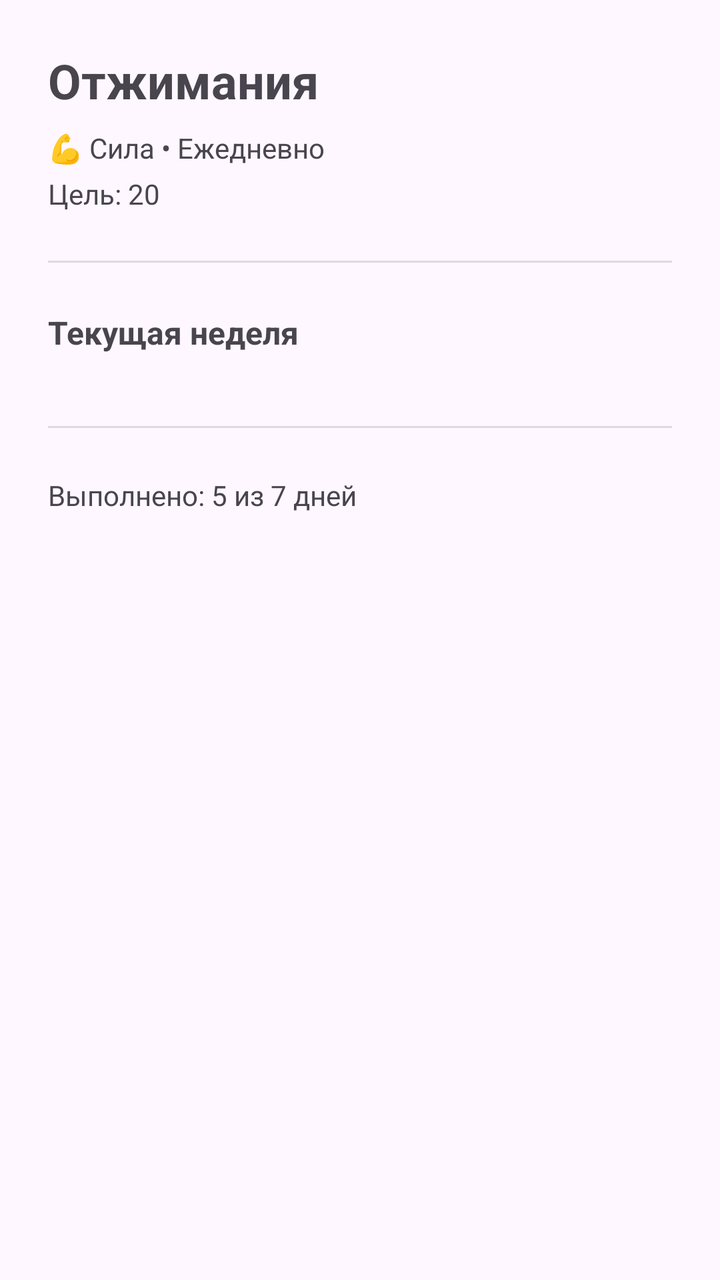
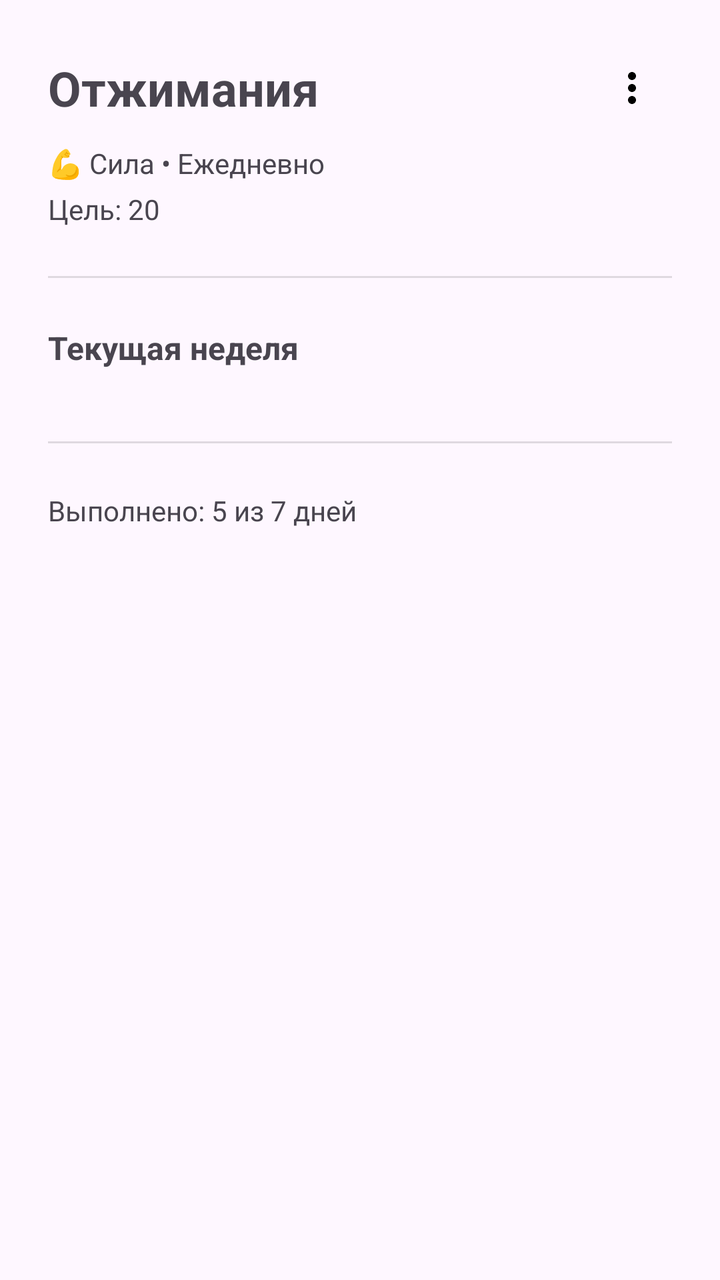

Screens rendered from an Android XML layout before and after an edit, with the pre-edit source and the edit as a unified diff.
<!-- AndroidManifest.xml: application theme Theme.YourUpgrade -->
<!-- res/layout/fragment_habit_detail.xml -->
<?xml version="1.0" encoding="utf-8"?>
<ScrollView
    xmlns:android="http://schemas.android.com/apk/res/android"
    xmlns:app="http://schemas.android.com/apk/res-auto"
    android:layout_width="match_parent"
    android:layout_height="match_parent">

    <LinearLayout
        android:layout_width="match_parent"
        android:layout_height="wrap_content"
        android:orientation="vertical"
        android:padding="24dp">

        
        <TextView
            android:id="@+id/tvHabitName"
            android:layout_width="wrap_content"
            android:layout_height="wrap_content"
            android:text="Отжимания"
            android:textSize="24sp"
            android:textStyle="bold" />

        
        <TextView
            android:id="@+id/tvCategoryInfo"
            android:layout_width="wrap_content"
            android:layout_height="wrap_content"
            android:layout_marginTop="8dp"
            android:text="💪 Сила • Ежедневно"
            android:textSize="14sp"
            android:textColor="?android:attr/textColorSecondary" />

        
        <TextView
            android:id="@+id/tvTargetInfo"
            android:layout_width="wrap_content"
            android:layout_height="wrap_content"
            android:layout_marginTop="4dp"
            android:text="Цель: 20"
            android:textSize="14sp"
            android:textColor="?android:attr/textColorSecondary" />

        
        <View
            android:layout_width="match_parent"
            android:layout_height="1dp"
            android:layout_marginVertical="24dp"
            android:background="?android:attr/listDivider" />

        
        <TextView
            android:layout_width="wrap_content"
            android:layout_height="wrap_content"
            android:text="Текущая неделя"
            android:textSize="16sp"
            android:textStyle="bold" />

        
        <androidx.recyclerview.widget.RecyclerView
            android:id="@+id/rvWeekDays"
            android:layout_width="match_parent"
            android:layout_height="wrap_content"
            android:layout_marginTop="12dp"
            android:clipToPadding="false" />

        
        <View
            android:layout_width="match_parent"
            android:layout_height="1dp"
            android:layout_marginVertical="24dp"
            android:background="?android:attr/listDivider" />

        
        <TextView
            android:id="@+id/tvWeekSummary"
            android:layout_width="wrap_content"
            android:layout_height="wrap_content"
            android:text="Выполнено: 5 из 7 дней"
            android:textSize="14sp"
            android:textColor="?android:attr/textColorSecondary" />

    </LinearLayout>

</ScrollView>
<!-- resources referenced by this layout -->
<resources>
  <style name="Theme.YourUpgrade" parent="Base.Theme.YourUpgrade" />
  <style name="Base.Theme.YourUpgrade" parent="Theme.Material3.DayNight.NoActionBar">
          
          
      </style>
</resources>

<!-- the commit's change to res/layout/fragment_habit_detail.xml (unified diff, before → after) -->
@@ -12,13 +12,30 @@
         android:padding="24dp">
 
         
-        <TextView
-            android:id="@+id/tvHabitName"
-            android:layout_width="wrap_content"
+        <LinearLayout
+            android:layout_width="match_parent"
             android:layout_height="wrap_content"
-            android:text="Отжимания"
-            android:textSize="24sp"
-            android:textStyle="bold" />
+            android:orientation="horizontal"
+            android:gravity="center_vertical">
+
+            <TextView
+                android:id="@+id/tvHabitName"
+                android:layout_width="0dp"
+                android:layout_height="wrap_content"
+                android:layout_weight="1"
+                android:text="Отжимания"
+                android:textSize="24sp"
+                android:textStyle="bold" />
+
+            
+            <ImageButton
+                android:id="@+id/btnMenu"
+                android:layout_width="40dp"
+                android:layout_height="40dp"
+                android:background="?attr/selectableItemBackgroundBorderless"
+                android:src="@drawable/ic_more_vert_24" />
+
+        </LinearLayout>
 
         
         <TextView
<!-- resource entries referenced after the edit -->
@@ -1,5 +1,11 @@
 <!-- resources referenced by this layout -->
 <resources>
+  <!-- drawable ic_more_vert_24 (drawable) -->
+  <vector xmlns:android="http://schemas.android.com/apk/res/android" android:height="24dp" android:tint="#000000" android:viewportHeight="24" android:viewportWidth="24" android:width="24dp">
+        
+      <path android:fillColor="@android:color/white" android:pathData="M12,8c1.1,0 2,-0.9 2,-2s-0.9,-2 -2,-2 -2,0.9 -2,2 0.9,2 2,2zM12,10c-1.1,0 -2,0.9 -2,2s0.9,2 2,2 2,-0.9 2,-2 -0.9,-2 -2,-2zM12,16c-1.1,0 -2,0.9 -2,2s0.9,2 2,2 2,-0.9 2,-2 -0.9,-2 -2,-2z"/>
+      
+  </vector>
   <style name="Theme.YourUpgrade" parent="Base.Theme.YourUpgrade" />
   <style name="Base.Theme.YourUpgrade" parent="Theme.Material3.DayNight.NoActionBar">
           
